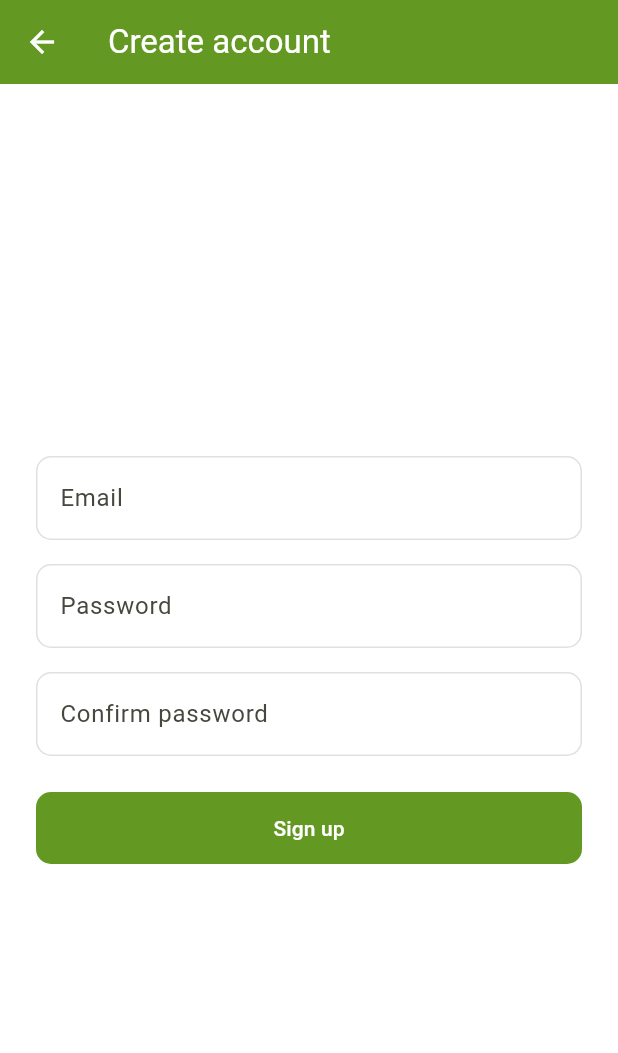
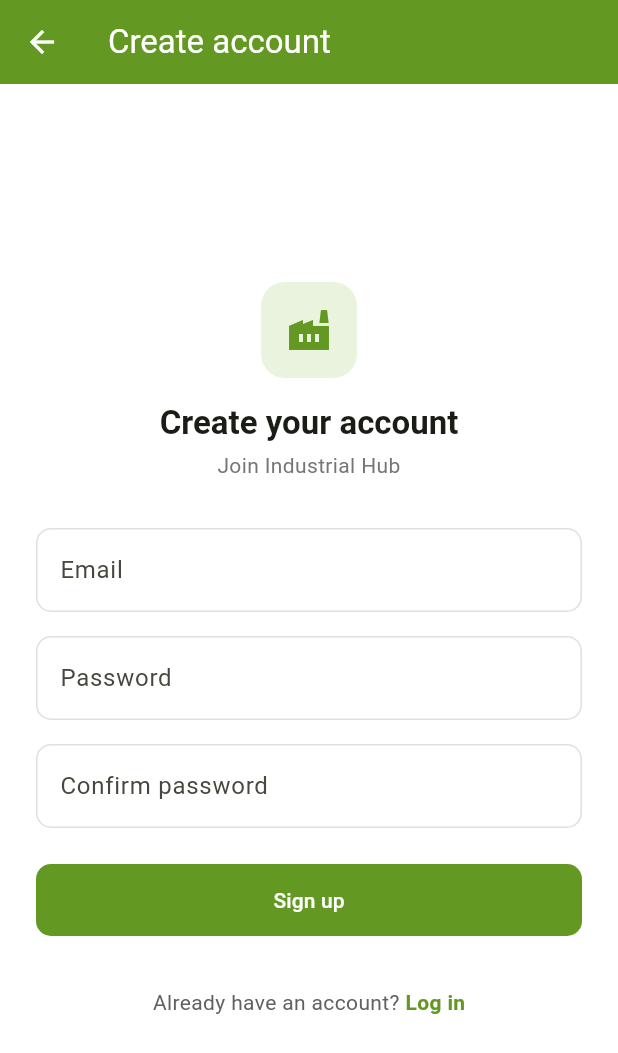
Before and after one commit to sangyoutan617/IndustrialHub, a Flutter app: the SignupScreen screen opened directly, on a phone screen of 412 x 824 dp. Shown: the top 1053 px of the screen. Run offline on Flutter 3.47's test engine with Material 3 defaults, Android fonts, the phone set to English and light mode, and no system bars; our stand-ins replace fl_chart, supabase_flutter; accounts and stored records are empty.

Commit message:
Restyle signup screen to match login screen
Adds the same logo tile, title/subtitle header, and green button
styling, plus a footer link back to login.

```diff
--- a/lib/screens/auth/signup_screen.dart
+++ b/lib/screens/auth/signup_screen.dart
@@ -1,5 +1,6 @@
 import 'package:flutter/material.dart';
 import 'package:supabase_flutter/supabase_flutter.dart';
+import '../../core/theme.dart';
 import '../../services/auth_service.dart';
 
 class SignupScreen extends StatefulWidget {
@@ -68,6 +69,38 @@
                 mainAxisSize: MainAxisSize.min,
                 crossAxisAlignment: CrossAxisAlignment.stretch,
                 children: [
+                  Center(
+                    child: Container(
+                      width: 64,
+                      height: 64,
+                      decoration: BoxDecoration(
+                        color: AppColors.primaryLight,
+                        borderRadius: BorderRadius.circular(16),
+                      ),
+                      child: const Icon(
+                        Icons.factory,
+                        size: 32,
+                        color: AppColors.primary,
+                      ),
+                    ),
+                  ),
+                  const SizedBox(height: 16),
+                  Text(
+                    'Create your account',
+                    textAlign: TextAlign.center,
+                    style: Theme.of(context).textTheme.titleLarge?.copyWith(
+                      fontWeight: FontWeight.w600,
+                    ),
+                  ),
+                  const SizedBox(height: 4),
+                  Text(
+                    'Join Industrial Hub',
+                    textAlign: TextAlign.center,
+                    style: Theme.of(context).textTheme.bodyMedium?.copyWith(
+                      color: Colors.grey.shade600,
+                    ),
+                  ),
+                  const SizedBox(height: 32),
                   TextFormField(
                     controller: _emailController,
                     keyboardType: TextInputType.emailAddress,
@@ -113,9 +146,36 @@
                         ? const SizedBox(
                             height: 20,
                             width: 20,
-                            child: CircularProgressIndicator(strokeWidth: 2),
+                            child: CircularProgressIndicator(
+                              strokeWidth: 2,
+                              color: Colors.white,
+                            ),
                           )
                         : const Text('Sign up'),
+                  ),
+                  const SizedBox(height: 20),
+                  Center(
+                    child: TextButton(
+                      onPressed: _isLoading
+                          ? null
+                          : () => Navigator.of(context).pop(),
+                      child: RichText(
+                        text: TextSpan(
+                          style: Theme.of(context).textTheme.bodyMedium
+                              ?.copyWith(color: Colors.grey.shade700),
+                          children: const [
+                            TextSpan(text: 'Already have an account? '),
+                            TextSpan(
+                              text: 'Log in',
+                              style: TextStyle(
+                                color: AppColors.primary,
+                                fontWeight: FontWeight.w600,
+                              ),
+                            ),
+                          ],
+                        ),
+                      ),
+                    ),
                   ),
                 ],
               ),
```
